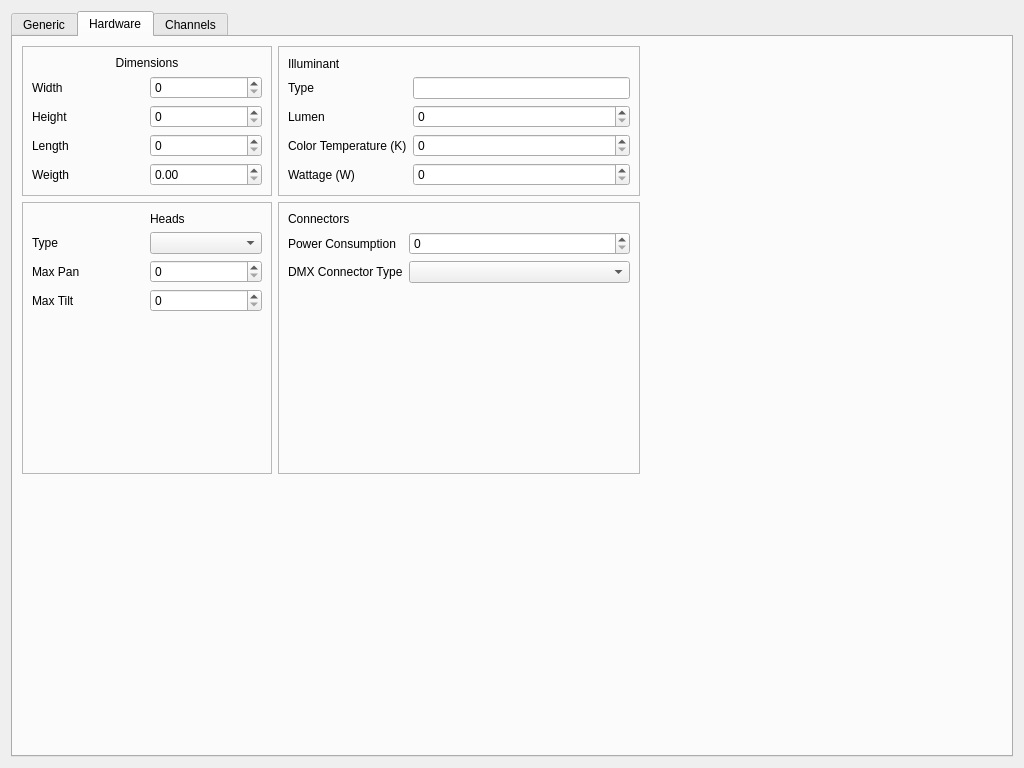
Before: the Qt Designer form LightDrive/FixtureEditor/fixture_editor.ui in Nmstr/LightDrive, drawn with Qt 5.
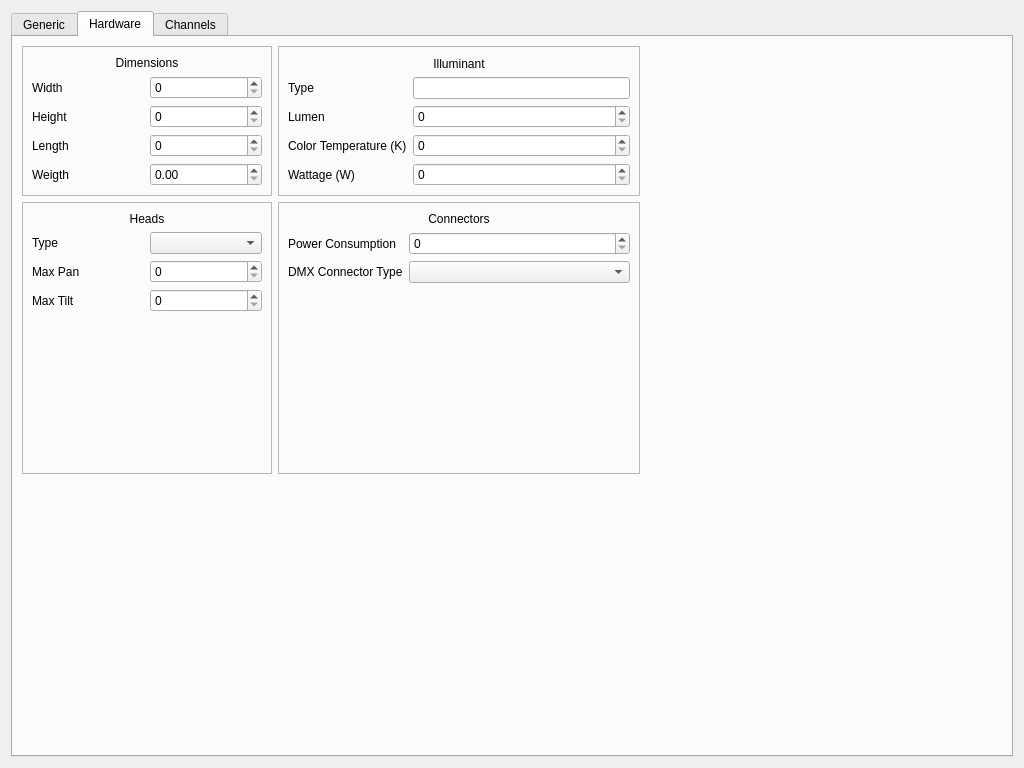
After: the same form once the commit is applied. The open tabs and pages were chosen to show the change.

Commit message: finished up visuals

The edit to the form file:
```diff
--- a/LightDrive/FixtureEditor/fixture_editor.ui
+++ b/LightDrive/FixtureEditor/fixture_editor.ui
@@ -91,6 +91,9 @@
             <property name="text">
              <string>Connectors</string>
             </property>
+            <property name="alignment">
+             <set>Qt::AlignmentFlag::AlignCenter</set>
+            </property>
            </widget>
           </item>
           <item row="3" column="0">
@@ -158,13 +161,6 @@
             </property>
            </widget>
           </item>
-          <item row="0" column="1">
-           <widget class="QLabel" name="heads_edit">
-            <property name="text">
-             <string>Heads</string>
-            </property>
-           </widget>
-          </item>
           <item row="3" column="1">
            <widget class="QSpinBox" name="max_tilt_spin"/>
           </item>
@@ -188,6 +184,16 @@
             </property>
            </spacer>
           </item>
+          <item row="0" column="0" colspan="2">
+           <widget class="QLabel" name="heads_edit">
+            <property name="text">
+             <string>Heads</string>
+            </property>
+            <property name="alignment">
+             <set>Qt::AlignmentFlag::AlignCenter</set>
+            </property>
+           </widget>
+          </item>
          </layout>
         </widget>
        </item>
@@ -218,6 +224,9 @@
             <property name="text">
              <string>Illuminant</string>
             </property>
+            <property name="alignment">
+             <set>Qt::AlignmentFlag::AlignCenter</set>
+            </property>
            </widget>
           </item>
           <item row="4" column="4">
```
Left out of the diff: 2 changed lines with no effect on the pictures. The commit also changes 1 other file.
